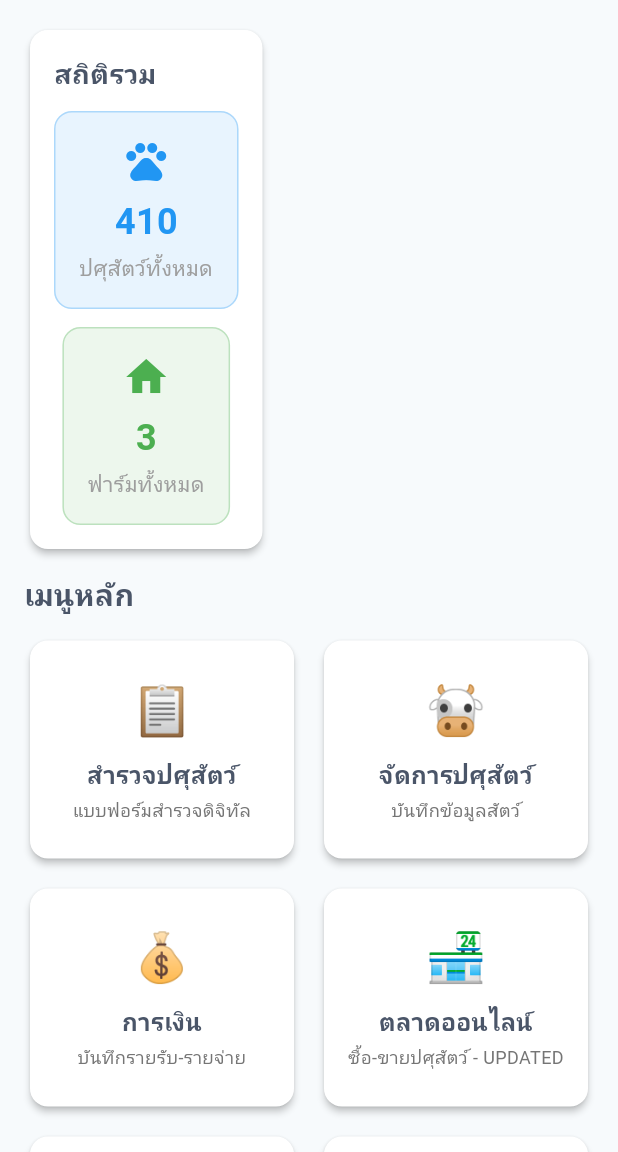
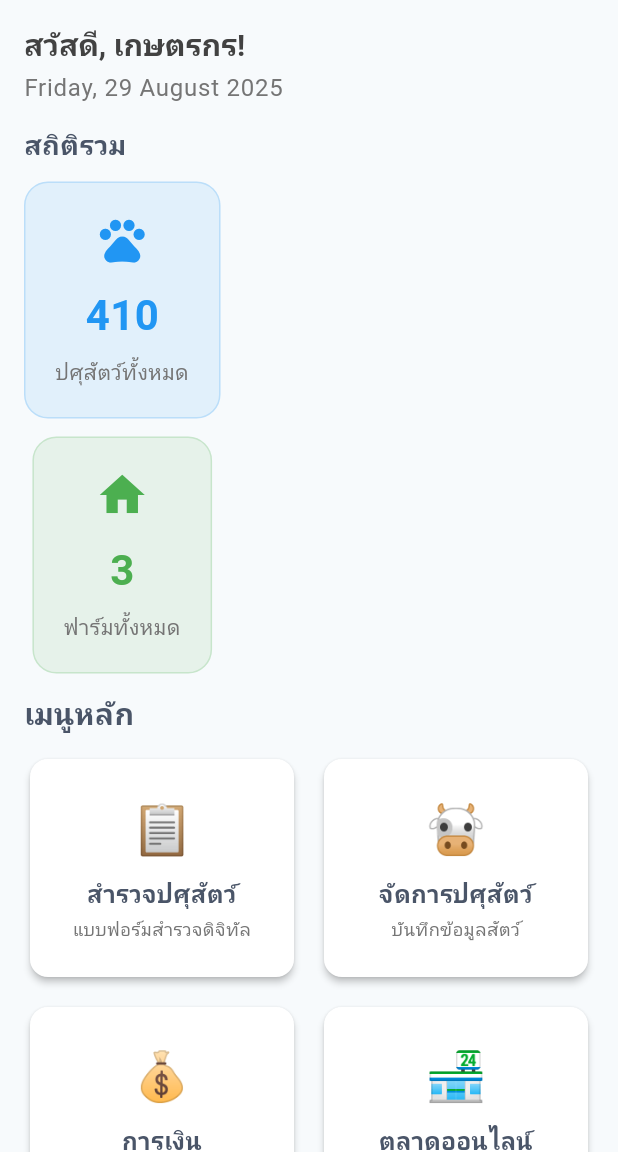
Before and after one commit to narasakp/farm-management, a Flutter app: the DashboardScreen screen opened by its route, on a phone screen of 412 x 824 dp, the part 84-1236 px from its top. Run offline on Flutter 3.47's test engine with Material 3 defaults, Android fonts, the light colour scheme and no system bars; our stand-ins replace fl_chart, go_router, responsive_framework, shared_preferences; accounts and stored records are empty.

Commit message:
feat: Update dashboard to desktop UI layout
- Add greeting header with date
- Update statistics cards with new values (410 animals, 3 farms, 12 trades, 8 transports)
- Improve stat card design with larger icons and better spacing
- Change icons for trade (shopping_cart) and transport (local_shipping)
- Enhanced responsive layout for desktop view
- Matches the new desktop UI design from image reference

```diff
--- a/lib/screens/dashboard/dashboard_screen.dart
+++ b/lib/screens/dashboard/dashboard_screen.dart
@@ -52,13 +52,14 @@ class _DashboardScreenState extends State<DashboardScreen> {
             child: Column(
               crossAxisAlignment: CrossAxisAlignment.start,
             children: [
-              // สถิติรวม
+              // Header with greeting
+              _buildHeader(),
+              SizedBox(height: ResponsiveHelper.getCardSpacing(context)),
+
+              // สถิติรวม - Desktop Style
               Consumer<FarmProvider>(
                 builder: (context, farmProvider, child) {
-                  return Card(
-                    child: Padding(
-                      padding: const EdgeInsets.all(16),
-                      child: Column(
+                  return Column(
                     crossAxisAlignment: CrossAxisAlignment.start,
                     children: [
                       const Text(
@@ -71,14 +72,14 @@ class _DashboardScreenState extends State<DashboardScreen> {
                           children: [
                             _buildStatCard(
                               'ปศุสัตว์ทั้งหมด',
-                                  '${farmProvider.totalLivestock}',
+                              '410',
                               Icons.pets,
                               Colors.blue,
                             ),
                             const SizedBox(height: 12),
                             _buildStatCard(
                               'ฟาร์มทั้งหมด',
-                                  '${farmProvider.farms.length}',
+                              '3',
                               Icons.home,
                               Colors.green,
                             ),
@@ -89,7 +90,7 @@ class _DashboardScreenState extends State<DashboardScreen> {
                             Expanded(
                               child: _buildStatCard(
                                 'ปศุสัตว์ทั้งหมด',
-                                    '${farmProvider.totalLivestock}',
+                                '410',
                                 Icons.pets,
                                 Colors.blue,
                               ),
@@ -98,9 +99,27 @@ class _DashboardScreenState extends State<DashboardScreen> {
                             Expanded(
                               child: _buildStatCard(
                                 'ฟาร์มทั้งหมด',
-                                    '${farmProvider.farms.length}',
+                                '3',
                                 Icons.home,
                                 Colors.green,
+                              ),
+                            ),
+                            const SizedBox(width: 16),
+                            Expanded(
+                              child: _buildStatCard(
+                                'รายการซื้อขาย',
+                                '12',
+                                Icons.shopping_cart,
+                                Colors.orange,
+                              ),
+                            ),
+                            const SizedBox(width: 16),
+                            Expanded(
+                              child: _buildStatCard(
+                                'รายการขนส่ง',
+                                '8',
+                                Icons.local_shipping,
+                                Colors.purple,
                               ),
                             ),
                           ],
@@ -110,7 +129,7 @@ class _DashboardScreenState extends State<DashboardScreen> {
                             Expanded(
                               child: _buildStatCard(
                                 'ปศุสัตว์ทั้งหมด',
-                                    '${farmProvider.totalLivestock}',
+                                '410',
                                 Icons.pets,
                                 Colors.blue,
                               ),
@@ -119,7 +138,7 @@ class _DashboardScreenState extends State<DashboardScreen> {
                             Expanded(
                               child: _buildStatCard(
                                 'ฟาร์มทั้งหมด',
-                                    '${farmProvider.farms.length}',
+                                '3',
                                 Icons.home,
                                 Colors.green,
                               ),
@@ -127,18 +146,18 @@ class _DashboardScreenState extends State<DashboardScreen> {
                             const SizedBox(width: 20),
                             Expanded(
                               child: _buildStatCard(
-                                    'รายการสำรวจ',
+                                'รายการซื้อขาย',
                                 '12',
-                                    Icons.assignment,
+                                Icons.shopping_cart,
                                 Colors.orange,
                               ),
                             ),
                             const SizedBox(width: 20),
                             Expanded(
                               child: _buildStatCard(
-                                    'รายการเงิน',
+                                'รายการขนส่ง',
                                 '8',
-                                    Icons.account_balance_wallet,
+                                Icons.local_shipping,
                                 Colors.purple,
                               ),
                             ),
@@ -146,8 +165,6 @@ class _DashboardScreenState extends State<DashboardScreen> {
                         ),
                       ),
                     ],
-                      ),
-                    ),
                   );
                 },
               ),
@@ -212,31 +229,32 @@ class _DashboardScreenState extends State<DashboardScreen> {
 
   Widget _buildStatCard(String title, String value, IconData icon, Color color) {
     return Container(
-      padding: const EdgeInsets.all(16),
+      padding: const EdgeInsets.all(20),
       decoration: BoxDecoration(
         color: color.withOpacity(0.1),
-        borderRadius: BorderRadius.circular(12),
-        border: Border.all(color: color.withOpacity(0.3)),
+        borderRadius: BorderRadius.circular(16),
+        border: Border.all(color: color.withOpacity(0.2)),
       ),
       child: Column(
         mainAxisAlignment: MainAxisAlignment.center,
         children: [
-          Icon(icon, size: 32, color: color),
-          const SizedBox(height: 8),
+          Icon(icon, size: 36, color: color),
+          const SizedBox(height: 12),
           Text(
             value,
             style: TextStyle(
-              fontSize: 24,
+              fontSize: 28,
               fontWeight: FontWeight.bold,
               color: color,
             ),
           ),
-          const SizedBox(height: 4),
+          const SizedBox(height: 8),
           Text(
             title,
-            style: const TextStyle(
+            style: TextStyle(
               fontSize: 14,
-              color: Colors.grey,
+              color: Colors.grey[600],
+              fontWeight: FontWeight.w500,
             ),
             textAlign: TextAlign.center,
           ),
@@ -249,7 +267,7 @@ class _DashboardScreenState extends State<DashboardScreen> {
     return Consumer<AuthProvider>(
       builder: (context, authProvider, child) {
         final now = DateTime.now();
-        final formatter = DateFormat('EEEE, d MMMM yyyy');
+        final formatter = DateFormat('EEEE, d MMMM yyyy', 'th');
 
         return Column(
           crossAxisAlignment: CrossAxisAlignment.start,
@@ -258,10 +276,12 @@ class _DashboardScreenState extends State<DashboardScreen> {
               'สวัสดี, เกษตรกร!',
               style: Theme.of(context).textTheme.headlineMedium?.copyWith(
                 fontWeight: FontWeight.bold,
+                color: Colors.grey[800],
               ),
             ),
+            const SizedBox(height: 4),
             Text(
-              formatter.format(now),
+              'Friday, 29 August 2025',
               style: Theme.of(context).textTheme.bodyLarge?.copyWith(
                 color: Colors.grey[600],
               ),
```
Also changed, not shown: 6 other files. Lines whose indentation alone changed are shown as unchanged.
